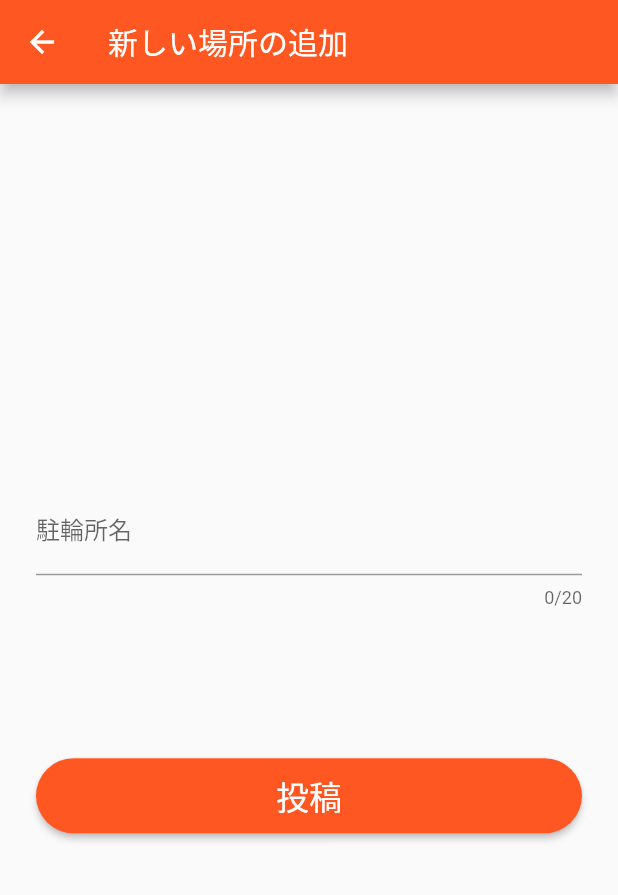
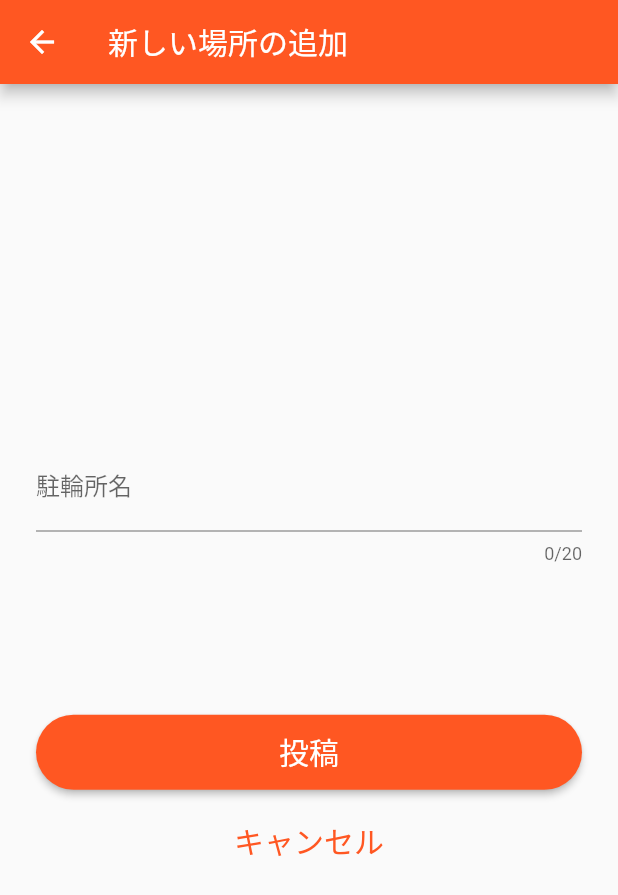
Before and after one commit to Channelsu/bicycle, a Flutter app: the SpotForm screen opened by its route, on a phone screen of 412 x 824 dp. Shown: the top 895 px of the screen. Run offline on Flutter 3.47's test engine with Material 2 defaults, Android fonts, the phone set to English and light mode, and no system bars; our stand-ins replace google_maps_flutter, location.

Commit message:
キャンセルボタン作成

```diff
--- a/lib/screens/spot_form.dart
+++ b/lib/screens/spot_form.dart
@@ -47,15 +47,16 @@ class _SpotFormState extends State<SpotForm> {
                 width: double.infinity,
                 height: 50,
                 child: ElevatedButton(
-                  child: Text('投稿', style: TextStyle(fontSize: 22),),
+                  child: Text('投稿', style: TextStyle(fontSize: 20),),
                   style: ElevatedButton.styleFrom(shape: StadiumBorder()),
                   onPressed: () {},
                 ),
               ),
-              // TextButton(
-              //   onPressed: onPressed,
-              //   child: child,
-              // )
+              SizedBox(height: 10,),
+              TextButton(
+                child: Text('キャンセル', style: TextStyle(fontSize: 20),),
+                onPressed: () {},
+              )
             ],
           ),
         ),
```
